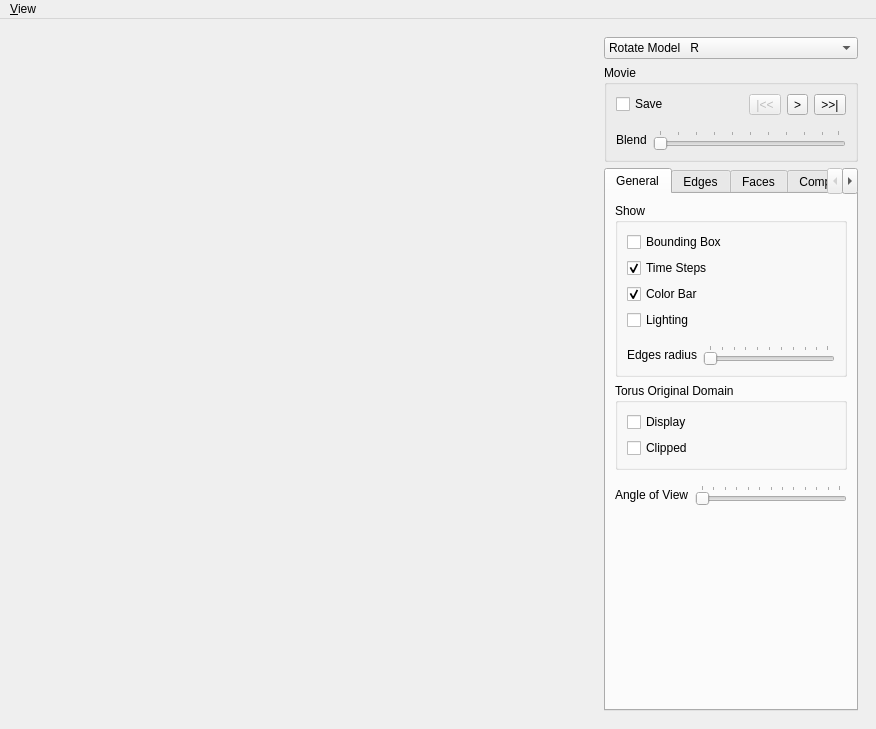
Qt form MainWindow.ui (danlipsa/foamvis) before a commit.
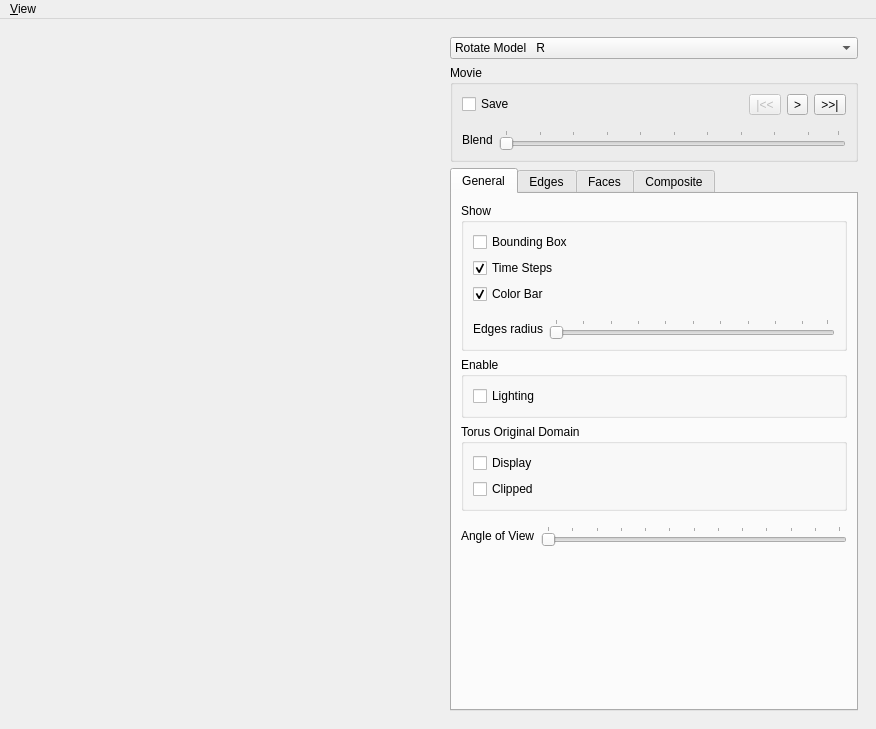
The same form after that commit. Custom widgets are drawn as their Qt base class.

The edit to the form file:
```diff
--- a/MainWindow.ui
+++ b/MainWindow.ui
@@ -14,7 +14,7 @@
    <string>MainWindow</string>
   </property>
   <widget class="QWidget" name="centralwidget">
-   <layout class="QHBoxLayout" name="horizontalLayout_3" stretch="1,0">
+   <layout class="QHBoxLayout" name="horizontalLayout_3">
     <item>
      <widget class="DisplayWidget" name="widgetDisplay" native="true">
       <property name="sizePolicy">
@@ -275,13 +275,6 @@
                 </property>
                </widget>
               </item>
-              <item>
-               <widget class="QCheckBox" name="checkBoxLighting">
-                <property name="text">
-                 <string>Lighting</string>
-                </property>
-               </widget>
-              </item>
               <item>
                <widget class="QWidget" name="widgetTubesRadius" native="true">
                 <layout class="QHBoxLayout" name="horizontalLayout_9">
@@ -329,6 +322,22 @@
              </layout>
             </widget>
            </item>
+           <item>
+            <widget class="QGroupBox" name="groupBox">
+             <property name="title">
+              <string>Enable</string>
+             </property>
+             <layout class="QVBoxLayout" name="verticalLayout_7">
+              <item>
+               <widget class="QCheckBox" name="checkBoxLighting">
+                <property name="text">
+                 <string>Lighting</string>
+                </property>
+               </widget>
+              </item>
+             </layout>
+            </widget>
+           </item>
            <item>
             <widget class="QGroupBox" name="groupBoxTorusOriginalDomain">
              <property name="title">
```
Left out of the diff: 4 changed lines with no effect on the pictures.
